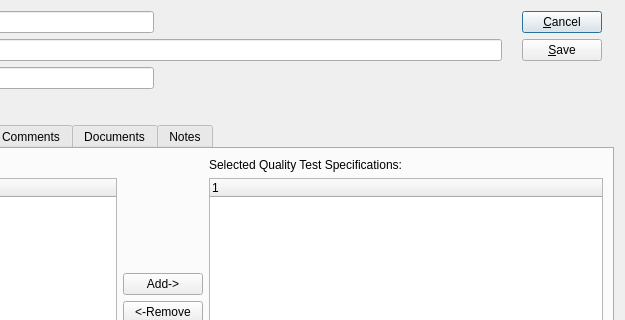
The window that source/quality/foundation-database/source/xtquality/tables/pkguiform/qplan.ui (tomdatkins/xtuple) describes before a commit, drawn with Qt 5; both pictures show x 299 to 924 and y 0 to 320 of the 924 by 523 pixel window.
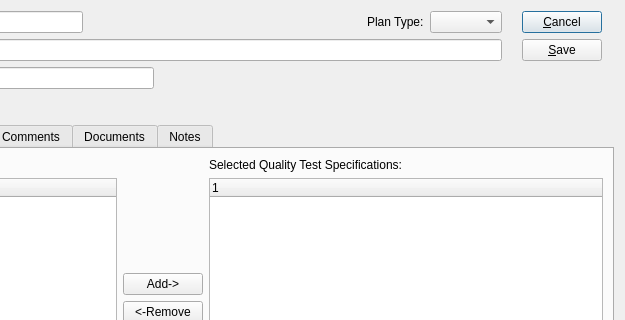
The same window after the commit. Custom widgets are drawn as their Qt base class.

Diff of the .ui file:
```diff
--- a/source/quality/foundation-database/source/xtquality/tables/pkguiform/qplan.ui
+++ b/source/quality/foundation-database/source/xtquality/tables/pkguiform/qplan.ui
@@ -101,6 +101,16 @@
            </property>
           </spacer>
          </item>
+         <item>
+          <widget class="XLabel" name="_planTypeLit">
+           <property name="text">
+            <string>Plan Type:</string>
+           </property>
+          </widget>
+         </item>
+         <item>
+          <widget class="XComboBox" name="_planType"/>
+         </item>
         </layout>
        </item>
        <item row="3" column="1">
```
